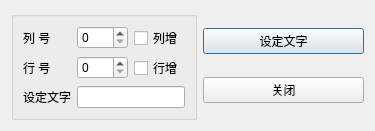
Qt form code/qt5.9/chapter6/samp6_2Signal/samp6_2/qwdialoglocate.ui (ahwi/learnQt) before a commit.
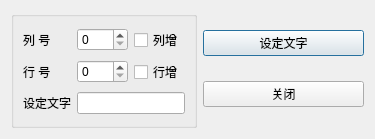
The same form after that commit.

The edit to the form file:
```diff
--- a/code/qt5.9/chapter6/samp6_2Signal/samp6_2/qwdialoglocate.ui
+++ b/code/qt5.9/chapter6/samp6_2Signal/samp6_2/qwdialoglocate.ui
@@ -7,7 +7,7 @@
     <x>0</x>
     <y>0</y>
     <width>375</width>
-    <height>111</height>
+    <height>139</height>
    </rect>
   </property>
   <property name="windowTitle">
@@ -73,14 +73,14 @@
    <item>
     <layout class="QVBoxLayout" name="verticalLayout">
      <item>
-      <widget class="QPushButton" name="btnClose">
+      <widget class="QPushButton" name="btnSetText">
        <property name="text">
         <string>设定文字</string>
        </property>
       </widget>
      </item>
      <item>
-      <widget class="QPushButton" name="btnSetText">
+      <widget class="QPushButton" name="btnClose">
        <property name="text">
         <string>关闭</string>
        </property>
```
